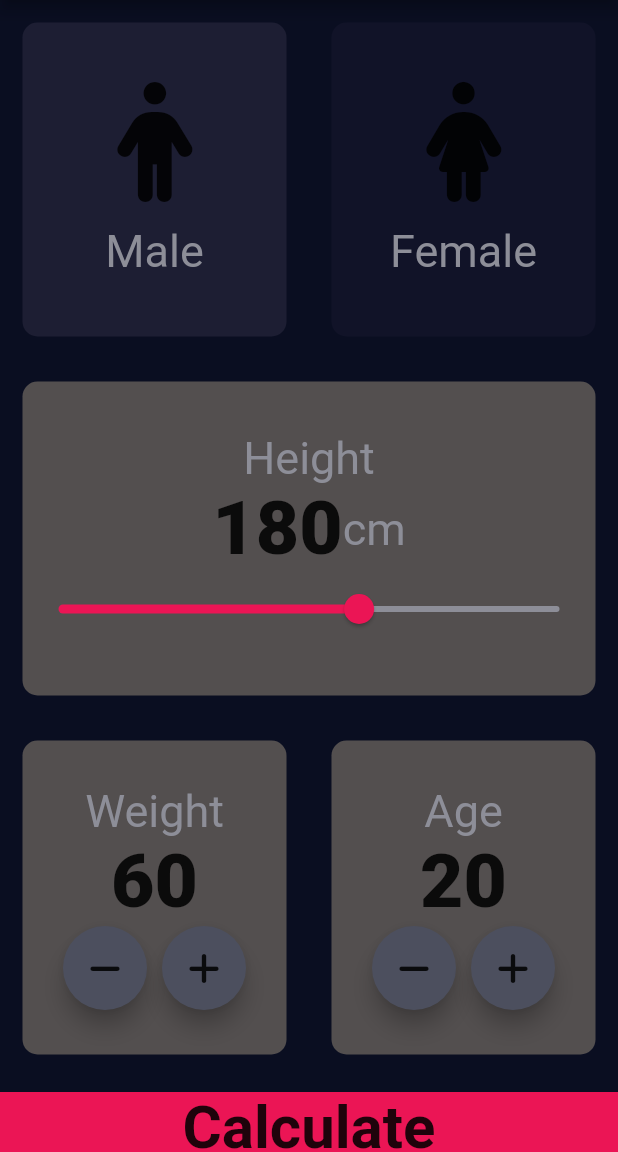
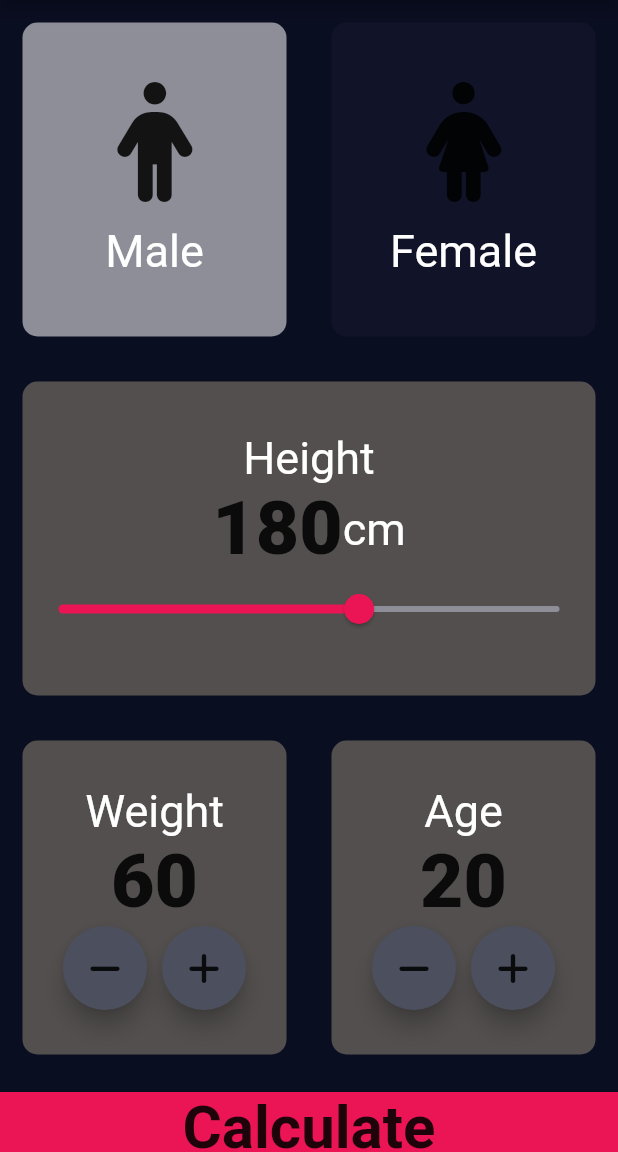
Before and after one commit to 20sw084/BMI_Calculator, a Flutter app: the screen it shows after launch, on a phone screen of 412 x 824 dp, the part 84-1236 px from its top. Run offline on Flutter 3.47's test engine with Material 2 defaults, Android fonts, the phone set to English and light mode, and no system bars; our stand-ins replace font_awesome_flutter.

Commit message:
2nd commit

```diff
--- a/lib/ConstantsFile.dart
+++ b/lib/ConstantsFile.dart
@@ -1,11 +1,11 @@
 import 'package:flutter/material.dart';
 
-const activeColor = Color(0xFF1D1E33);
+const activeColor = Color(0xFF8D8E98);
 const deActiveColor = Color(0xFF111328);
 
 const kLabelStyle = TextStyle(
   fontSize: 30.0,
-  color: Color(0xFF8D8E98),
+  color: Colors.white,
 );
 
 const kSliderWidgetTextStyle = TextStyle(
```
